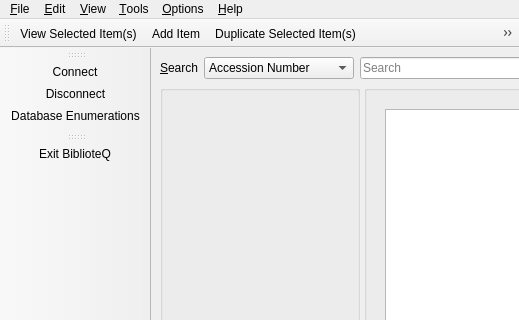
The window that UI/biblioteq_mainwindow.ui (FlorianKleemiss/biblioteq) describes before a commit, drawn with Qt 5; both pictures show x 0 to 519 and y 0 to 320 of the 800 by 800 pixel window.
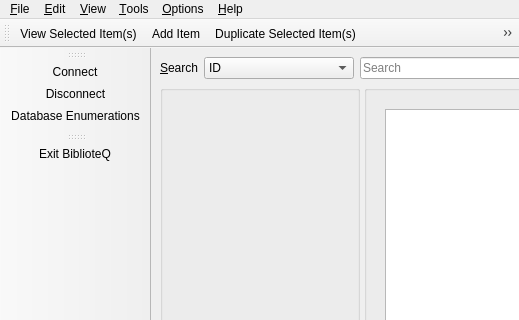
The same window after the commit. Icons and pictures are not drawn. Custom widgets are drawn as their Qt base class.

The edit to the form file:
```diff
--- a/UI/biblioteq_mainwindow.ui
+++ b/UI/biblioteq_mainwindow.ui
@@ -33,6 +33,9 @@
       </item>
       <item>
        <widget class="QComboBox" name="searchType">
+        <property name="currentText">
+         <string>ID</string>
+        </property>
         <property name="sizeAdjustPolicy">
          <enum>QComboBox::AdjustToContents</enum>
         </property>
@@ -41,7 +44,7 @@
         </property>
         <item>
          <property name="text">
-          <string>Accession Number</string>
+          <string>ID</string>
          </property>
         </item>
         <item>
```
Left out of the diff: 10 changed lines with no effect on the pictures.
